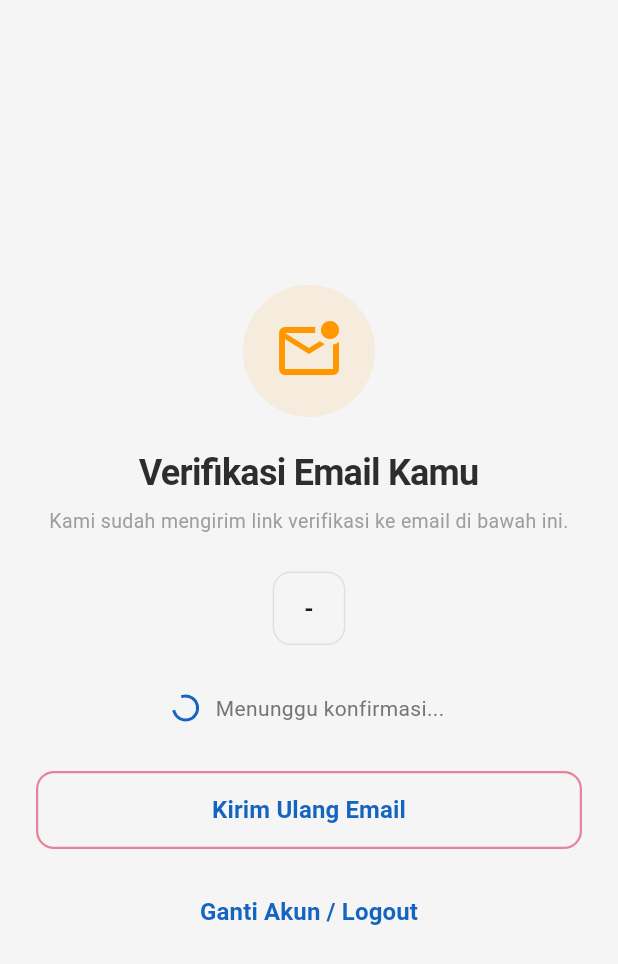
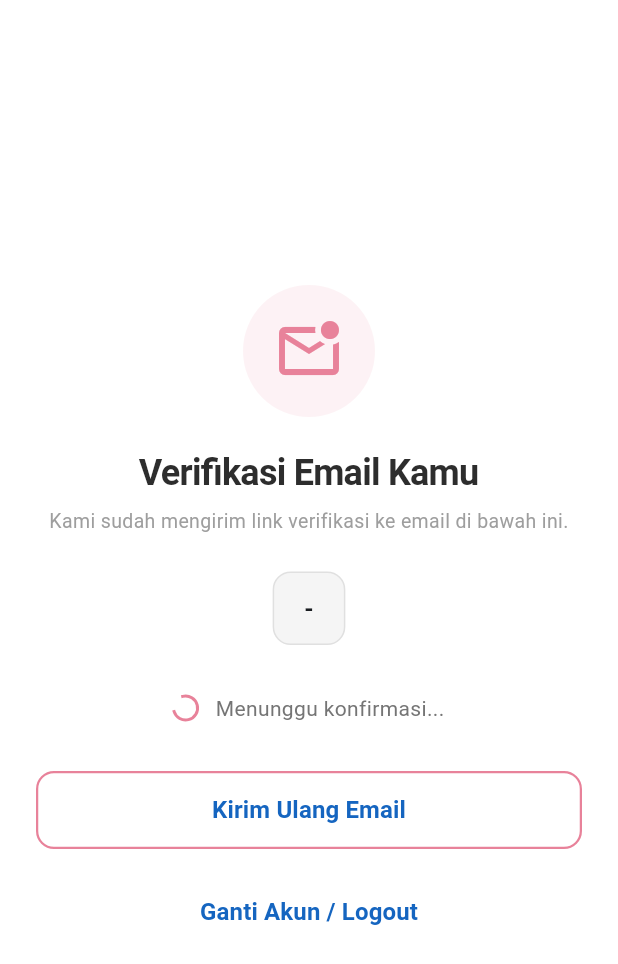
Before and after one commit to rismanitalst/UTS_tumbler_store, a Flutter app: the VerifyEmailPage screen opened by its route, on a phone screen of 412 x 824 dp. Shown: the top 964 px of the screen. Run offline on Flutter 3.47's test engine with Material 3 defaults, Android fonts, the phone set to English and light mode, and no system bars; our stand-ins replace dio, email_validator, equatable, firebase_auth, firebase_core, flutter_secure_storage and 1 more; accounts and stored records are empty.

Commit message:
feat: verify email page theme matching

```diff
--- a/lib/features/auth/presentation/pages/verify_email_page.dart
+++ b/lib/features/auth/presentation/pages/verify_email_page.dart
@@ -62,7 +62,10 @@ class _VerifyEmailPageState extends State<VerifyEmailPage> {
     });
 
     ScaffoldMessenger.of(context).showSnackBar(
-      const SnackBar(content: Text('Email verifikasi sudah dikirim ulang')),
+      const SnackBar(
+        content: Text('Email verifikasi sudah dikirim ulang'),
+        backgroundColor: Color(0xFFE8829A),
+      ),
     );
   }
 
@@ -71,6 +74,7 @@ class _VerifyEmailPageState extends State<VerifyEmailPage> {
     final user = context.watch<AuthProvider>().firebaseUser;
 
     return Scaffold(
+      backgroundColor: Colors.white,
       body: SafeArea(
         child: Padding(
           padding: const EdgeInsets.all(24),
@@ -81,9 +85,8 @@ class _VerifyEmailPageState extends State<VerifyEmailPage> {
               const AuthHeader(
                 icon: Icons.mark_email_unread_outlined,
                 title: 'Verifikasi Email Kamu',
-                subtitle:
-                    'Kami sudah mengirim link verifikasi ke email di bawah ini.',
-                iconColor: Colors.orange,
+                subtitle: 'Kami sudah mengirim link verifikasi ke email di bawah ini.',
+                iconColor: Color(0xFFE8829A),
               ),
               const SizedBox(height: 24),
 
@@ -115,7 +118,7 @@ class _VerifyEmailPageState extends State<VerifyEmailPage> {
                   const SizedBox(
                     width: 16,
                     height: 16,
-                    child: CircularProgressIndicator(strokeWidth: 2),
+                    child: CircularProgressIndicator(strokeWidth: 2, color: Color(0xFFE8829A)),
                   ),
                   const SizedBox(width: 12),
                   Text(
```
